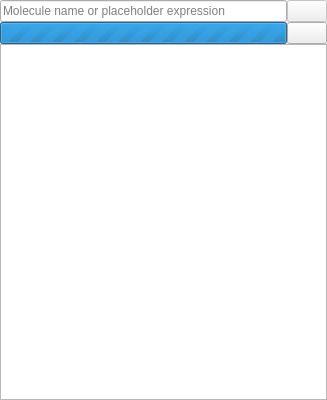
First picture: the form in molsketch/wikiquerywidget.ui, repository timvdm/Molsketch, before the edit.
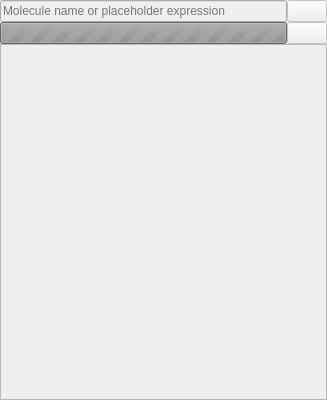
Second picture: the form after the edit. Icons and pictures are not drawn. Custom widgets are drawn as their Qt base class.

Commit message: Fix wikiquery widget to be closeable

```diff
--- a/molsketch/wikiquerywidget.ui
+++ b/molsketch/wikiquerywidget.ui
@@ -14,6 +14,9 @@
    <string>Wi&amp;kidata search</string>
   </property>
   <widget class="QWidget" name="dockWidgetContents">
+   <property name="enabled">
+    <bool>false</bool>
+   </property>
    <layout class="QGridLayout" name="gridLayout">
     <property name="leftMargin">
      <number>0</number>
```
The commit also changes 1 other file.
